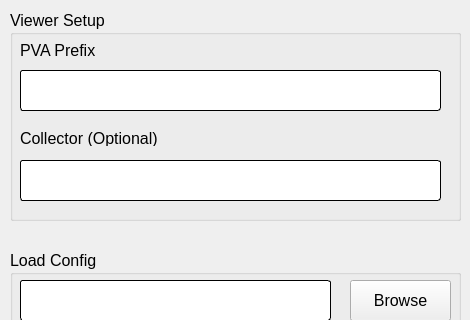
Qt form gui/pv_config.ui (AdvancedPhotonSource/DashPVA) before a commit; both pictures show x 0 to 470 and y 0 to 320 of the 470 by 552 pixel window.
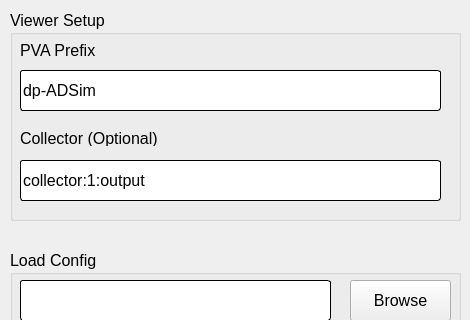
The same form after that commit.

Commit message: more work on the starting dialog

What changed in the file:
```diff
--- a/gui/pv_config.ui
+++ b/gui/pv_config.ui
@@ -193,6 +193,9 @@
 border-radius:3;
 </string>
     </property>
+    <property name="text">
+     <string>dp-ADSim</string>
+    </property>
    </widget>
    <widget class="QLineEdit" name="le_collector">
     <property name="geometry">
@@ -212,6 +215,9 @@
      <string notr="true">border:1px solid black;
 border-radius:3;</string>
     </property>
+    <property name="text">
+     <string>collector:1:output</string>
+    </property>
    </widget>
    <widget class="QLabel" name="lbl_pva_prefix">
     <property name="geometry">
```
Left out of the diff: 9 changed lines with no effect on the pictures. The commit also changes 4 other files.
